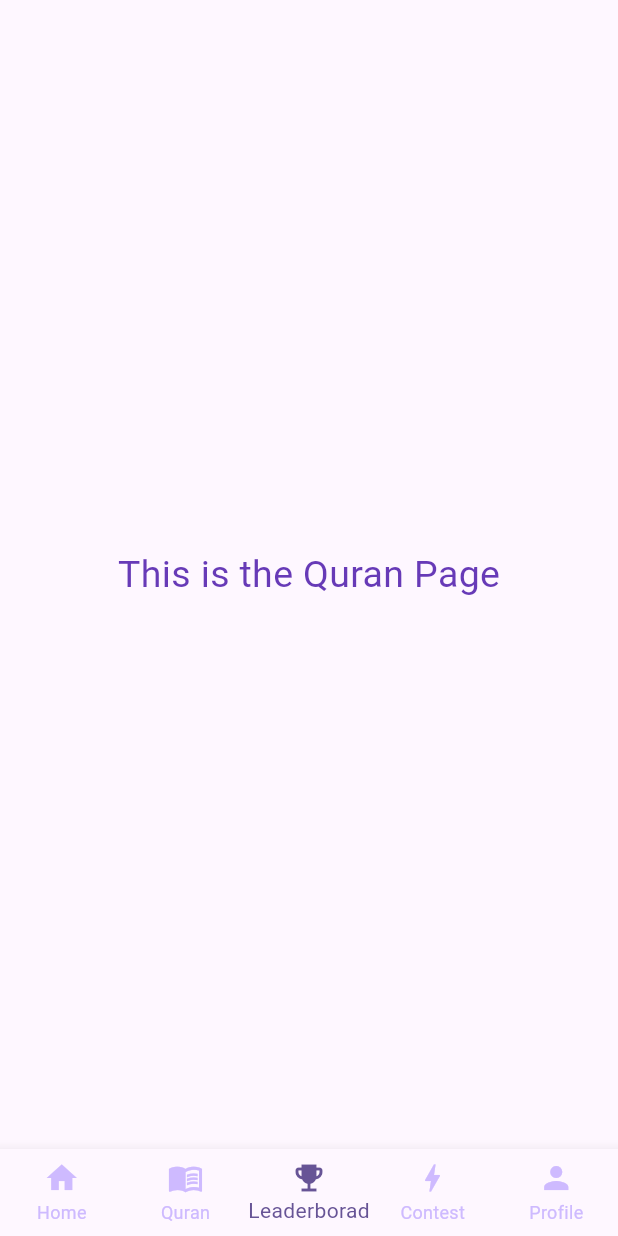
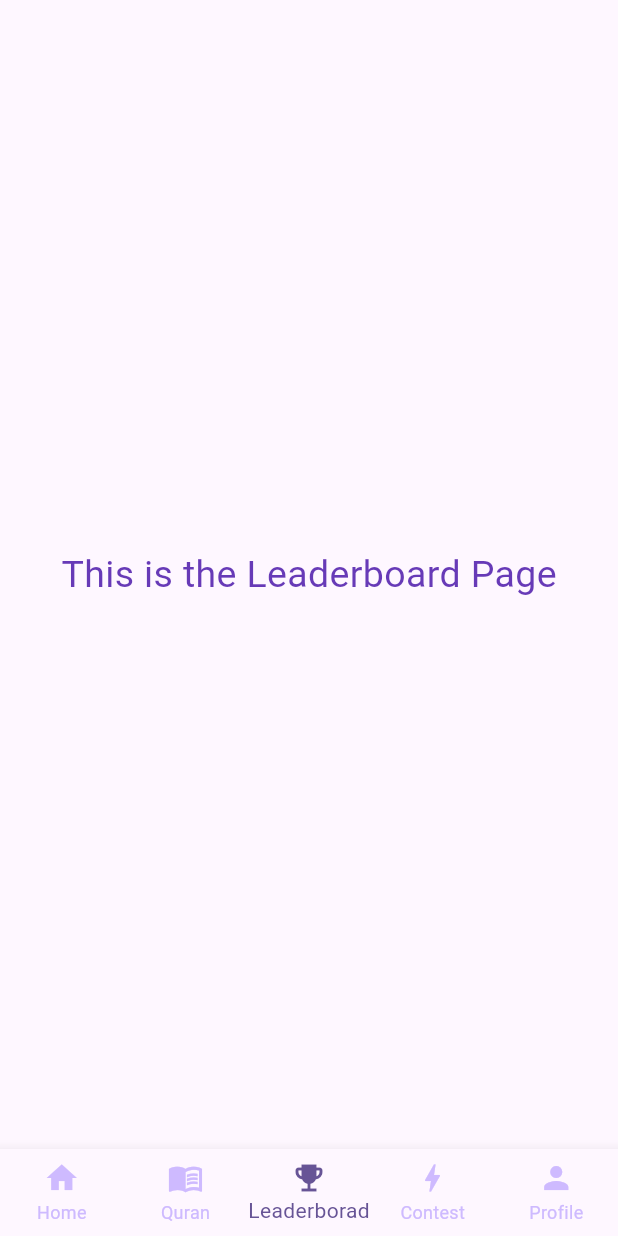
Before and after one commit to abdullahjohar23/islamic-quiz-app, a Flutter app: the screen it shows after launch, swiped to page 3, on a phone screen of 412 x 824 dp. Run offline on Flutter 3.47's test engine with Material 3 defaults, Android fonts, the phone set to English and light mode, and no system bars; project files that could hold a hidden picture were left out.

Commit message:
default text changed

```diff
--- a/lib/pages/games.dart
+++ b/lib/pages/games.dart
@@ -13,7 +13,7 @@
         return Scaffold(
             body: Center(
                 child: Text(
-                    'This is the Contest Page',
+                    'This is the Game Page',
                     style: TextStyle(
                         fontSize: 25,
                         color: Colors.deepPurple,
--- a/lib/pages/leaderboard_page.dart
+++ b/lib/pages/leaderboard_page.dart
@@ -13,7 +13,7 @@ class _LeaderboardPageState extends State<LeaderboardPage> {
         return Scaffold(
             body: Center(
                 child: Text(
-                    'This is the Quran Page',
+                    'This is the Leaderboard Page',
                     style: TextStyle(
                         fontSize: 25,
                         color: Colors.deepPurple,
```
